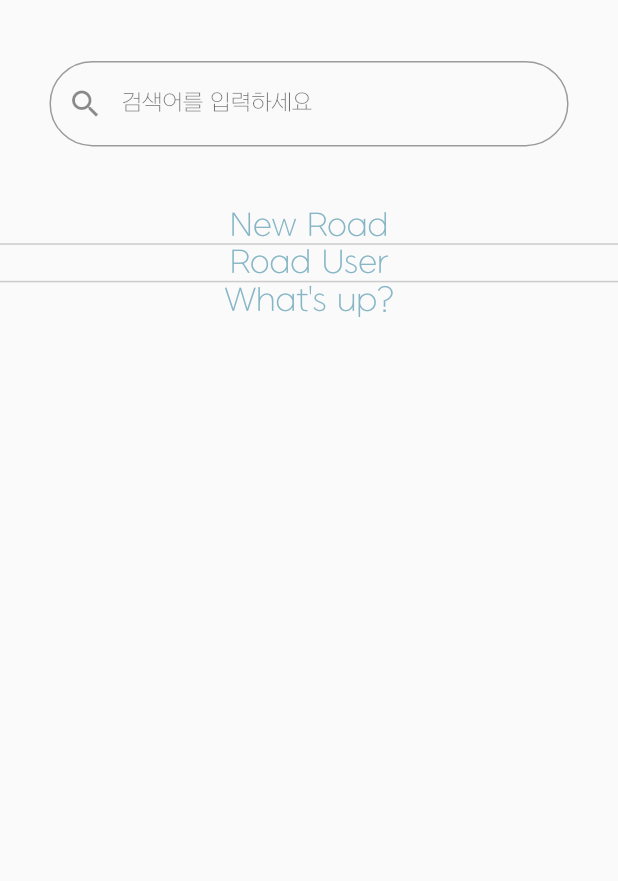
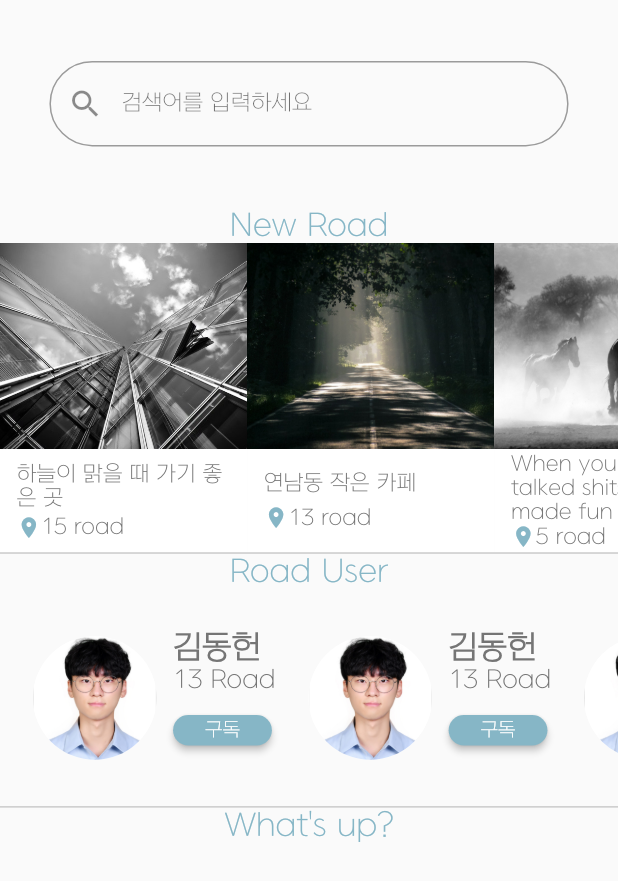
Before and after one commit to heooony/Road_ize, a Flutter app: the SearchScreen screen opened directly, on a phone screen of 412 x 824 dp. Shown: the top 881 px of the screen. Run offline on Flutter 3.47's test engine with Material 2 defaults, Android fonts, the light colour scheme and no system bars; our stand-ins replace cloud_firestore, firebase_auth, firebase_core, flutter_rating_bar, google_sign_in; missing offline and left inert: bottom_bar_line, mysql1, password, photo_manager; accounts and stored records are empty.

Commit message:
Fix gridGallery overflow

```diff
--- a/lib/screens/search/search_screen.dart
+++ b/lib/screens/search/search_screen.dart
@@ -68,17 +68,16 @@ class _SearchScreenState extends State<SearchScreen> {
               style: TextStyle(
                   color: kPrimaryColor, fontSize: SizeConfig.fontSize),
             ),
-            // SingleChildScrollView(
-            //   child: Container(
-            //     width: SizeConfig.screenWidth,
-            //     height: SizeConfig.screenWidth,
-            //     child: ListView.builder(
-            //         itemCount: 3,
-            //         itemBuilder: (context, index) {
-            //           return displayCards[index];
-            //         }),
-            //   ),
-            // ),
+            Container(
+              height: SizeConfig.screenWidth * 0.5,
+              child: ListView.builder(
+                scrollDirection: Axis.horizontal,
+                itemCount: 3,
+                itemBuilder: (context, index) {
+                  return displayCards[index];
+                },
+              ),
+            ),
             Container(
               color: Colors.grey.withOpacity(0.5),
               width: SizeConfig.screenWidth,
@@ -88,6 +87,66 @@ class _SearchScreenState extends State<SearchScreen> {
               'Road User',
               style: TextStyle(
                   color: kPrimaryColor, fontSize: SizeConfig.fontSize),
+            ),
+            Container(
+              height: SizeConfig.screenWidth * 0.35,
+              child: ListView.builder(
+                scrollDirection: Axis.horizontal,
+                itemCount: 3,
+                padding: EdgeInsets.symmetric(
+                    horizontal: getProportionateScreenWidth(20.0)),
+                itemBuilder: (context, index) {
+                  return Row(
+                    crossAxisAlignment: CrossAxisAlignment.center,
+                    children: [
+                      CircleAvatar(
+                        radius: SizeConfig.screenWidth * 0.1,
+                        backgroundColor: Colors.white,
+                        backgroundImage: AssetImage('images/my_face.jpg'),
+                      ),
+                      SizedBox(
+                        width: getProportionateScreenWidth(10.0),
+                      ),
+                      Column(
+                        mainAxisAlignment: MainAxisAlignment.center,
+                        crossAxisAlignment: CrossAxisAlignment.start,
+                        children: [
+                          Text(
+                            '김동헌',
+                            style: TextStyle(
+                                fontSize: SizeConfig.fontSize,
+                                fontWeight: FontWeight.bold),
+                          ),
+                          Text(
+                            '13 Road',
+                            style:
+                                TextStyle(fontSize: SizeConfig.fontSize * 0.8),
+                          ),
+                          RawMaterialButton(
+                            onPressed: () {},
+                            fillColor: kPrimaryColor,
+                            child: Text(
+                              '구독',
+                              style: TextStyle(
+                                  fontSize: SizeConfig.fontSize * 0.6,
+                                  color: Colors.white),
+                            ),
+                            shape: RoundedRectangleBorder(
+                              borderRadius: BorderRadius.circular(20.0),
+                            ),
+                            constraints: BoxConstraints(
+                                minWidth: getProportionateScreenWidth(60.0),
+                                minHeight: getProportionateScreenHeight(20.0)),
+                          ),
+                        ],
+                      ),
+                      SizedBox(
+                        width: getProportionateScreenWidth(20.0),
+                      )
+                    ],
+                  );
+                },
+              ),
             ),
             Container(
               color: Colors.grey.withOpacity(0.5),
--- a/lib/screens/user/components/road_display_rock.dart
+++ b/lib/screens/user/components/road_display_rock.dart
@@ -61,6 +61,8 @@ class DisplayCard extends StatelessWidget {
             context, MaterialPageRoute(builder: (context) => RoadScreen()));
       },
       child: Container(
+        width: SizeConfig.screenWidth * 0.4,
+        height: SizeConfig.screenWidth * 0.4,
         color: Colors.white,
         child: Column(
           children: [
```
